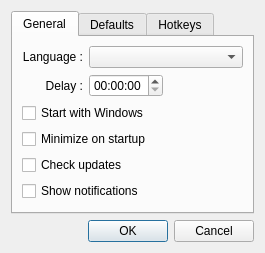
mistic100/UMWP-Autochanger, file src/gui/configdialog.ui: the form before one commit.
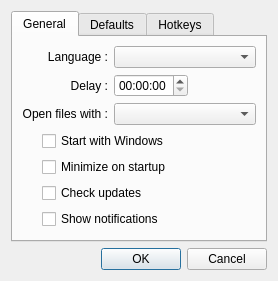
The form after the commit. Custom widgets are drawn as their Qt base class.

Commit message: Add option to choose the file opener

```diff
--- a/src/gui/configdialog.ui
+++ b/src/gui/configdialog.ui
@@ -6,8 +6,8 @@
    <rect>
     <x>0</x>
     <y>0</y>
-    <width>265</width>
-    <height>230</height>
+    <width>278</width>
+    <height>258</height>
    </rect>
   </property>
   <property name="windowTitle">
@@ -31,6 +31,26 @@
        <string>General</string>
       </attribute>
       <layout class="QGridLayout" name="gridLayout" columnstretch="0,0,0">
+       <item row="1" column="1">
+        <widget class="QTimeEdit" name="optionDelay">
+         <property name="displayFormat">
+          <string notr="true">hh:mm:ss</string>
+         </property>
+        </widget>
+       </item>
+       <item row="0" column="0">
+        <widget class="QLabel" name="label_5">
+         <property name="text">
+          <string>Language :</string>
+         </property>
+         <property name="alignment">
+          <set>Qt::AlignRight|Qt::AlignTrailing|Qt::AlignVCenter</set>
+         </property>
+        </widget>
+       </item>
+       <item row="0" column="1" colspan="2">
+        <widget class="QComboBoxExt" name="optionLang"/>
+       </item>
        <item row="1" column="0">
         <widget class="QLabel" name="label">
          <property name="text">
@@ -41,67 +61,54 @@
          </property>
         </widget>
        </item>
-       <item row="1" column="2">
-        <spacer name="horizontalSpacer">
-         <property name="orientation">
-          <enum>Qt::Horizontal</enum>
+       <item row="3" column="0" colspan="3">
+        <layout class="QVBoxLayout" name="verticalLayout">
+         <property name="leftMargin">
+          <number>20</number>
          </property>
-         <property name="sizeHint" stdset="0">
-          <size>
-           <width>40</width>
-           <height>20</height>
-          </size>
-         </property>
-        </spacer>
-       </item>
-       <item row="2" column="0" colspan="3">
+         <item>
         <widget class="QCheckBox" name="optionAutostart">
          <property name="text">
           <string>Start with Windows</string>
          </property>
         </widget>
        </item>
-       <item row="5" column="0" colspan="3">
-        <widget class="QCheckBox" name="optionShowNotifications">
-         <property name="text">
-          <string>Show notifications</string>
-         </property>
-        </widget>
-       </item>
-       <item row="3" column="0" colspan="3">
+         <item>
         <widget class="QCheckBox" name="optionMinimize">
          <property name="text">
           <string>Minimize on startup</string>
          </property>
         </widget>
        </item>
-       <item row="4" column="0" colspan="3">
+         <item>
         <widget class="QCheckBox" name="optionCheckUpdates">
          <property name="text">
           <string>Check updates</string>
          </property>
         </widget>
        </item>
-       <item row="0" column="1" colspan="2">
-        <widget class="QComboBoxExt" name="optionLang"/>
-       </item>
-       <item row="1" column="1">
-        <widget class="QTimeEdit" name="optionDelay">
-         <property name="displayFormat">
-          <string notr="true">hh:mm:ss</string>
+         <item>
+          <widget class="QCheckBox" name="optionShowNotifications">
+           <property name="text">
+            <string>Show notifications</string>
          </property>
         </widget>
        </item>
-       <item row="0" column="0">
-        <widget class="QLabel" name="label_5">
+        </layout>
+       </item>
+       <item row="2" column="0">
+        <widget class="QLabel" name="label_11">
          <property name="text">
-          <string>Language :</string>
+          <string>Open files with :</string>
          </property>
          <property name="alignment">
           <set>Qt::AlignRight|Qt::AlignTrailing|Qt::AlignVCenter</set>
          </property>
         </widget>
        </item>
+       <item row="2" column="1" colspan="2">
+        <widget class="QComboBoxExt" name="optionOpenProgram"/>
+       </item>
       </layout>
      </widget>
      <widget class="QWidget" name="defaults">
```
Lines whose indentation alone changed are shown as unchanged. The commit also changes 9 other files.
